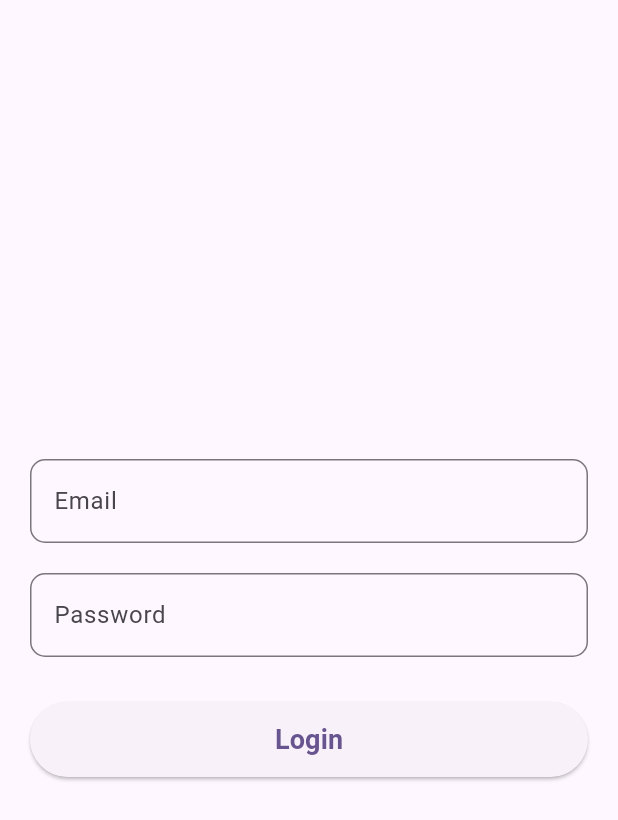
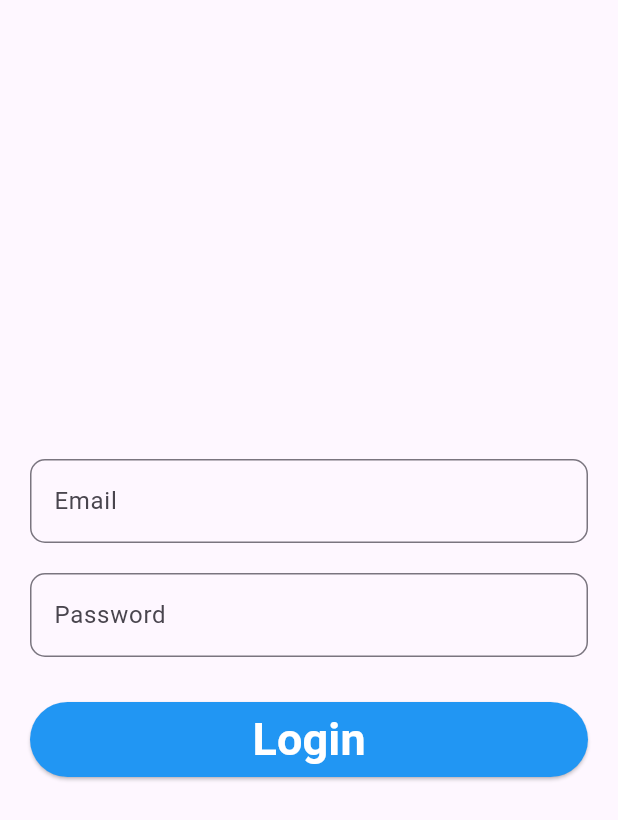
Before and after one commit to Sagaralam70/scaleup_interview_task_01, a Flutter app: the screen it shows after launch, on a phone screen of 412 x 824 dp. Shown: the top 820 px of the screen. Run offline on Flutter 3.47's test engine with Material 3 defaults, Android fonts, the phone set to English and light mode, and no system bars; our stand-ins replace get.

Commit message:
First commit

```diff
--- a/lib/core/constants/app_colors.dart
+++ b/lib/core/constants/app_colors.dart
@@ -4,4 +4,5 @@ class AppColors {
   static const primary = Color(0xff1E88E5);
   static const white = Colors.white;
   static const black =Colors.black;
+  static const blue = Colors.blue;
 }
--- a/lib/screens/home_page/home_screen.dart
+++ b/lib/screens/home_page/home_screen.dart
@@ -1,5 +1,5 @@
-import 'package:flutter/cupertino.dart';
 import 'package:flutter/material.dart';
+import 'package:flutter_task_1/core/constants/app_colors.dart';
 import 'package:flutter_task_1/core/constants/app_strings.dart';
 import 'package:flutter_task_1/core/utils/validators.dart';
 import 'package:flutter_task_1/screens/home_page/home_screen_controller/home_screen_controller.dart';
@@ -15,9 +15,6 @@ class HomeScreen extends StatefulWidget {
 }
 
 class _LoginScreenState extends State<HomeScreen> {
-
-
-
   @override
   Widget build(BuildContext context) {
     return GetBuilder<HomeScreenController>(
@@ -28,26 +25,42 @@ class _LoginScreenState extends State<HomeScreen> {
             child: Padding(
               padding: const EdgeInsets.all(20),
               child: Form(
-                key: controller.formKey, // ✅ use controller's formKey
+                key: controller.formKey,
                 child: Column(
                   mainAxisSize: MainAxisSize.min,
                   children: [
+
+                    ///<<<<<<<<<<this is for email text field>>>>>>>>>>
                     CustomTextField(
-                      controller: controller.emailController, // controller field
+                      ///<<<<<<<<this is for controller field>>>>>>>>>
+                      controller: controller.emailController,
                       hint: AppStrings.email,
                       validator: Validators.validateEmail,
                     ),
+
                     const SizedBox(height: 20),
+
+                    ///<<<<<<<<<<this is for password field>>>>>>>>>>>
                     CustomTextField(
-                      controller: controller.passwordController, // controller field
+                      controller: controller.passwordController,
+
                       hint: AppStrings.password,
                       obscure: true,
                       validator: Validators.validatePassword,
                     ),
                     const SizedBox(height: 30),
+
                     CustomButton(
                       text: AppStrings.login,
-                      onTap: () => controller.validateLogin(context), // call controller method
+                      textStyle: TextStyle(
+                        fontSize: 30,
+                        fontWeight: FontWeight.bold,
+                        color: Colors.white,
+                      ),
+                      color: AppColors.blue,
+                      onTap: () => controller.validateLogin(
+                        context,
+                      ),
                     ),
                   ],
                 ),
--- a/lib/screens/login_page/login_controller/login_controller.dart
+++ /dev/null
@@ -1,7 +0,0 @@
-import 'package:get/get.dart';
-
-class LoginScreenController extends GetxController{
-
-  bool isLoged = false;
-
-}
--- a/lib/widgets/custom_button/custom_button.dart
+++ b/lib/widgets/custom_button/custom_button.dart
@@ -2,12 +2,16 @@ import 'package:flutter/material.dart';
 
 class CustomButton extends StatelessWidget {
   final String text;
+  final Color? color;
+  final TextStyle? textStyle;
   final void Function()? onTap;
 
   const CustomButton({
     super.key,
     required this.text,
     this.onTap,
+    this.color,
+    this.textStyle,
   });
 
   @override
@@ -16,12 +20,16 @@ class CustomButton extends StatelessWidget {
       width: double.infinity,
       height: 50,
       child: ElevatedButton(
+        style: ElevatedButton.styleFrom(backgroundColor: color ?? Colors.white),
         onPressed: onTap,
         child: Text(
           text,
-              style: const TextStyle(
+          style:
+              textStyle??
+              const TextStyle(
                 fontSize: 18,
                 fontWeight: FontWeight.bold,
+                color: Colors.black,
               ),
         ),
       ),
```
Also changed, not shown: lib/screens/login_page/login_screen.dart (deleted, +0 -17 lines). Lines whose indentation alone changed are shown as unchanged.
